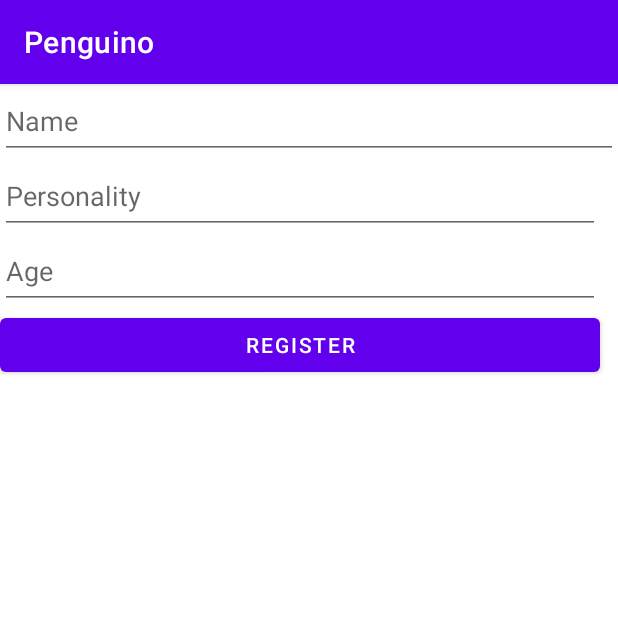
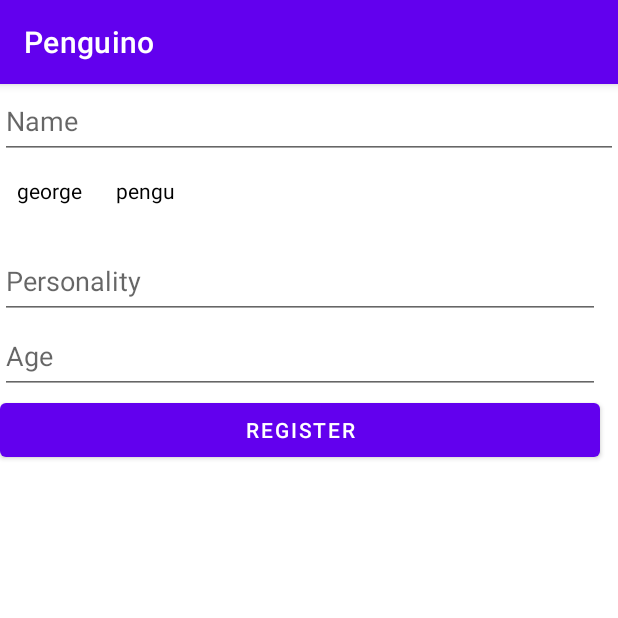
Before and after one commit to sxxxi/penguino-app, an Android app: the fragment RegisterNameFragment placed in its activity, on a phone screen of 412 x 824 dp, the top half of it. Run offline under Robolectric (Android 15) with nearby library versions, the light colour scheme and no system bars; 1 statement that could not run was skipped.

Commit message:
added the ai thing by mat

```diff
--- a/app/src/main/java/com/penguino/bluetooth/fragments/PenguinoScanFragment.kt
+++ b/app/src/main/java/com/penguino/bluetooth/fragments/PenguinoScanFragment.kt
@@ -107,7 +107,7 @@ class PenguinoScanFragment : Fragment() {
                 } else {
                     findNavController().navigate(R.id.action_penguinoScanFragment_to_homeFragment)
                 }
-            }, 3000)
+            }, 5000)
         }
 
     }
--- /dev/null
+++ b/app/src/main/java/com/penguino/web/NameSuggestionsRecyclerViewAdapter.kt
@@ -0,0 +1,43 @@
+package com.penguino.web
+
+import android.view.LayoutInflater
+import android.view.View
+import android.view.ViewGroup
+import android.widget.TextView
+import androidx.recyclerview.widget.RecyclerView
+import com.penguino.R
+
+class NameSuggestionsRecyclerViewAdapter(
+    private val names: ArrayList<String>,
+    private val onNameSelectHandler: (String) -> Unit
+): RecyclerView.Adapter<NameSuggestionsRecyclerViewAdapter.ViewHolder>() {
+
+    class ViewHolder(
+        view: View,
+        private val onNameSelectHandler: (String) -> Unit
+    ): RecyclerView.ViewHolder(view) {
+        val name: TextView
+
+        init {
+            name = view.findViewById(R.id.text_suggested_name)
+            view.setOnClickListener {
+                onNameSelectHandler(name.text.toString())
+            }
+        }
+    }
+
+    override fun onCreateViewHolder(parent: ViewGroup, viewType: Int): ViewHolder {
+        val view = LayoutInflater
+            .from(parent.context)
+            .inflate(R.layout.recycler_suggested_name, parent, false)
+        return ViewHolder(view, onNameSelectHandler)
+    }
+
+    override fun getItemCount(): Int {
+        return names.size
+    }
+
+    override fun onBindViewHolder(holder: ViewHolder, position: Int) {
+        holder.name.text = names[position]
+    }
+}
--- a/app/src/main/java/com/penguino/web/fragments/RegisterNameFragment.kt
+++ b/app/src/main/java/com/penguino/web/fragments/RegisterNameFragment.kt
@@ -9,20 +9,28 @@ import android.widget.Toast
 import androidx.core.os.bundleOf
 import androidx.fragment.app.Fragment
 import androidx.navigation.fragment.findNavController
+import androidx.recyclerview.widget.LinearLayoutManager
+import androidx.recyclerview.widget.RecyclerView
 import com.penguino.R
 import com.penguino.bluetooth.models.DeviceInfo
 import com.penguino.databinding.FragmentRegisterNameBinding
+import com.penguino.web.NameSuggestionsRecyclerViewAdapter
 import okhttp3.*
 import okhttp3.MediaType.Companion.toMediaTypeOrNull
 import okhttp3.RequestBody.Companion.toRequestBody
+import okhttp3.internal.notify
+import org.json.JSONArray
 import org.json.JSONObject
 import java.io.IOException
 
 private const val ARG_PARAM1 = "SELECTED_DEVICE"
 private const val HOST = "http://10.16.48.153:8080"
+private const val SUGGESTED_NAME_NUM = 5
 class RegisterNameFragment : Fragment() {
+
     private var selectedDevice: DeviceInfo? = null
     private lateinit var binding: FragmentRegisterNameBinding
+    private val suggestedNames: ArrayList<String> = arrayListOf("Pengu", "John")
 
     override fun onCreate(savedInstanceState: Bundle?) {
         super.onCreate(savedInstanceState)
@@ -36,6 +44,18 @@ class RegisterNameFragment : Fragment() {
         savedInstanceState: Bundle?
     ): View {
         binding = FragmentRegisterNameBinding.inflate(inflater, container, false)
+
+        // init recyclerview
+        val names = arrayListOf<String>("george", "pengu")
+        val suggestedNames: RecyclerView = binding.recycleNameSuggestions
+        suggestedNames.layoutManager = LinearLayoutManager(
+            requireContext(),
+            RecyclerView.HORIZONTAL,
+            false)
+        suggestedNames.adapter = NameSuggestionsRecyclerViewAdapter(names) {
+            onNameClickHandler(it)
+        }
+        getSuggestedNames()
 
         binding.registerBtn.setOnClickListener {
             registerAndConnectClickHandler()
@@ -59,6 +79,48 @@ class RegisterNameFragment : Fragment() {
         // pass the device to the remote controller
         val bundle = bundleOf("SELECTED_DEVICE" to selectedDevice)
         findNavController().navigate(R.id.registerNameFragment_to_penguinoRcFragment, bundle)
+    }
+
+    private val fetchSuggestedNameCallback: Callback = object: Callback {
+        override fun onFailure(call: Call, e: IOException) {
+
+        }
+
+        override fun onResponse(call: Call, response: Response) {
+            if (!response.isSuccessful) {
+                Log.e("ERROROROROR", "Something went wrong getting suggested names")
+                return
+            }
+
+            response.body?.let { bod ->
+                val nameListJson = JSONArray(bod.string())
+                for (i in 0 until nameListJson.length()) {
+                    suggestedNames.add(nameListJson.getString(i))
+                }
+                requireActivity().runOnUiThread(Runnable {
+                    val adapter = NameSuggestionsRecyclerViewAdapter(suggestedNames) {
+                        onNameClickHandler(it)
+                    }
+                    Log.d("Fooo", "trying to update list")
+                    binding.recycleNameSuggestions.adapter = adapter
+                    adapter?.notifyDataSetChanged()
+                })
+            }
+        }
+    }
+
+    private fun getSuggestedNames() {
+        // get names
+        val url = "$HOST/api/pet/suggestNames/$SUGGESTED_NAME_NUM"
+        val req = Request.Builder()
+            .get()
+            .url(url)
+            .build()
+        sendRequest(req, fetchSuggestedNameCallback)
+    }
+
+    private fun onNameClickHandler(name: String) {
+        binding.addName.setText(name)
     }
 
     private fun doHttpStuff() {
@@ -125,6 +187,13 @@ class RegisterNameFragment : Fragment() {
         }).start()
     }
 
+    private fun sendRequest(req: Request, callback: Callback) {
+        val client = OkHttpClient()
+        Thread {
+            client.newCall(req).enqueue(callback)
+        }.start()
+    }
+
     private fun displayToast(msg: String) {
         Toast.makeText(requireContext(), msg, Toast.LENGTH_SHORT).show()
     }
--- a/app/src/main/res/layout/fragment_register_name.xml
+++ b/app/src/main/res/layout/fragment_register_name.xml
@@ -16,6 +16,11 @@
         android:inputType="textPersonName"
         android:hint="@string/edit_name"
         android:autofillHints="" />
+
+    <androidx.recyclerview.widget.RecyclerView
+        android:id="@+id/recycle_name_suggestions"
+        android:layout_width="match_parent"
+        android:layout_height="wrap_content" />
 
     <EditText
         android:id="@+id/addPersonality"
--- /dev/null
+++ b/app/src/main/res/layout/recycler_suggested_name.xml
@@ -0,0 +1,17 @@
+<?xml version="1.0" encoding="utf-8"?>
+<FrameLayout
+    xmlns:android="http://schemas.android.com/apk/res/android"
+    android:overScrollMode="ifContentScrolls"
+    android:layout_gravity="center"
+    android:layout_width="wrap_content"
+    android:layout_height="wrap_content">
+    <TextView
+        android:id="@+id/text_suggested_name"
+        android:layout_width="wrap_content"
+        android:layout_height="50dp"
+        android:layout_margin="3dp"
+        android:padding="8dp"
+
+        android:textColor="@color/design_default_color_on_secondary"
+        android:background="@color/design_default_color_on_primary" />
+</FrameLayout>
```
